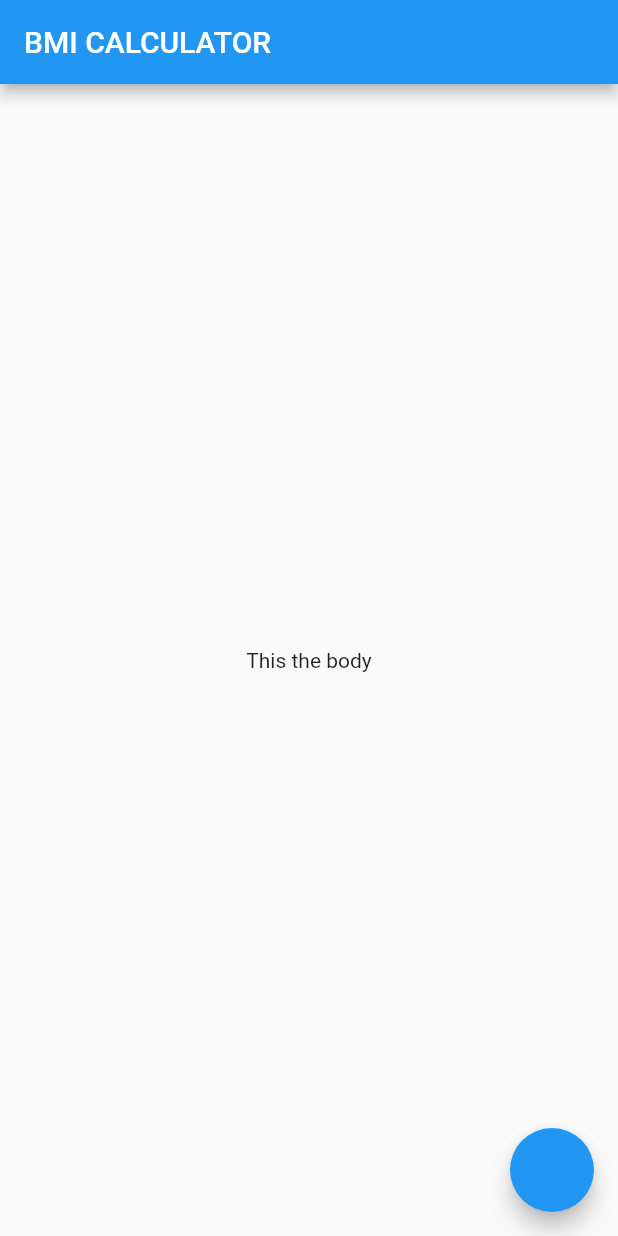
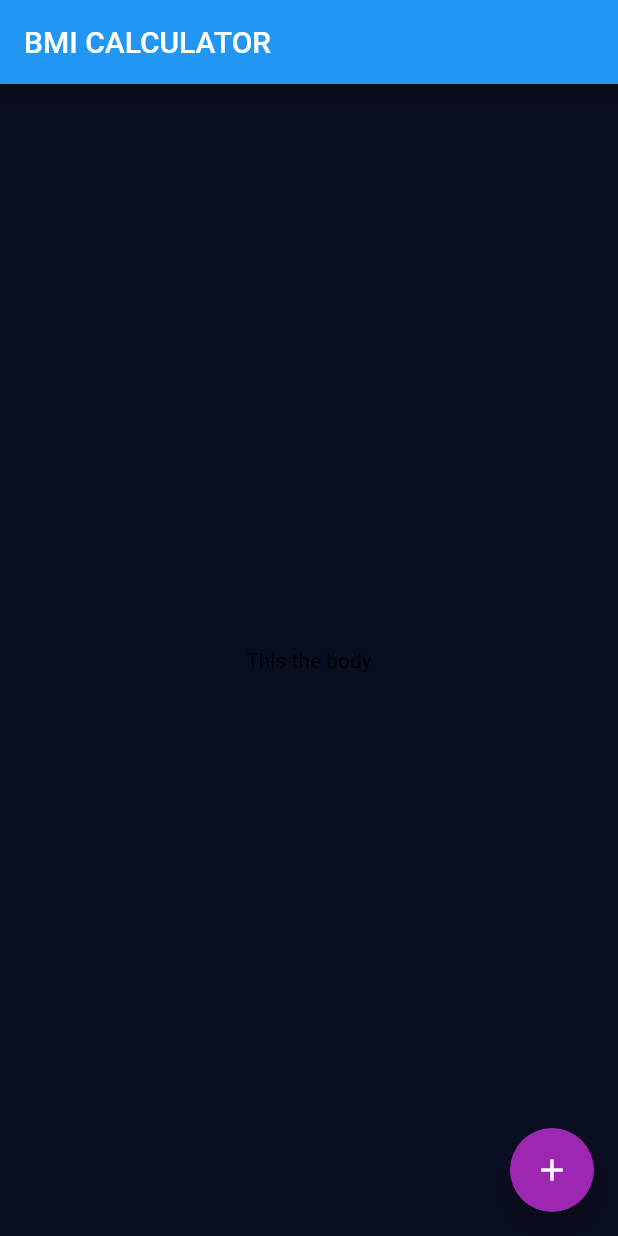
Before and after one commit to OresteGabo/bmi_calculator, a Flutter app: the screen it shows after launch, on a phone screen of 412 x 824 dp. Run offline on Flutter 3.47's test engine with Material 2 defaults, Android fonts, the phone set to English and light mode, and no system bars.

Commit message:
theme update

```diff
--- a/lib/main.dart
+++ b/lib/main.dart
@@ -10,6 +10,12 @@ class BMICalculator extends StatelessWidget {
   @override
   Widget build(BuildContext context) {
     return MaterialApp(
+      theme: ThemeData(
+        //primaryColor: Color(0xFF0A0E21),
+        scaffoldBackgroundColor: Color(0xFF0A0E21),
+        colorScheme:
+            ColorScheme.fromSwatch().copyWith(secondary: Colors.purple),
+      ),
       home: InputPage(),
     );
   }
@@ -31,6 +37,7 @@ class _InputPageState extends State<InputPage> {
         child: Text('This the body'),
       ),
       floatingActionButton: FloatingActionButton(
+        child: Icon(Icons.add),
         onPressed: () {
           print('this is a floating action button');
         },
```
